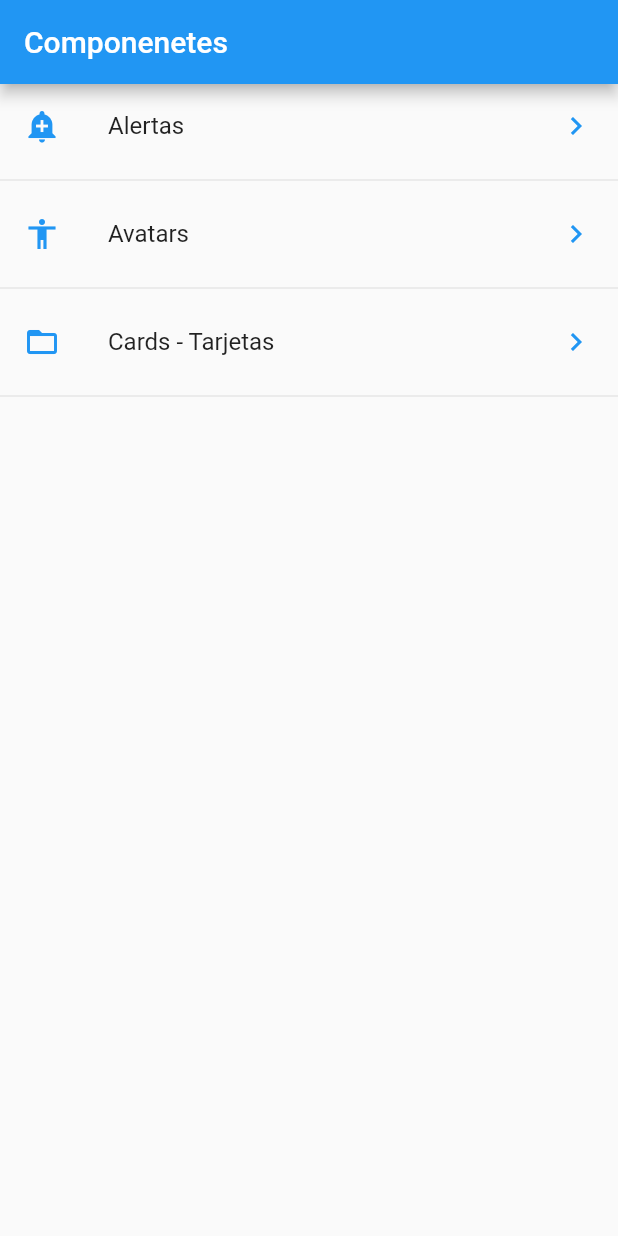
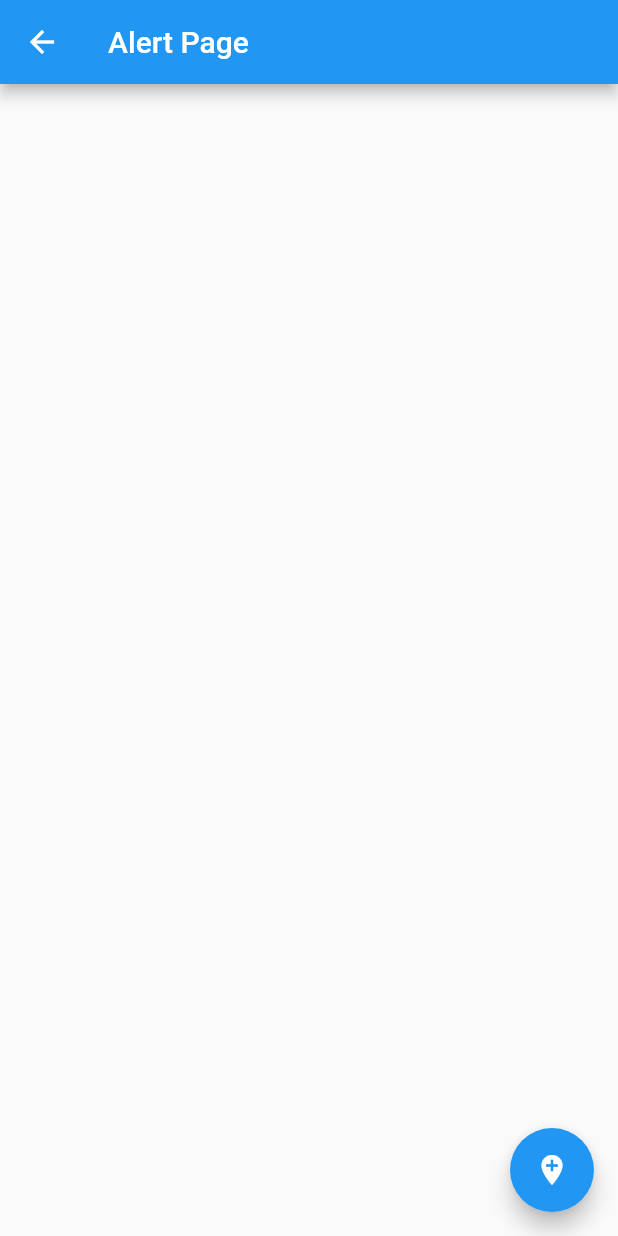
Before and after one commit to albaulab/Componentes-en-Flutter, a Flutter app: the screen it shows after launch, after a tap on "Cards - Tarjetas", on a phone screen of 412 x 824 dp. Run offline on Flutter 3.47's test engine with Material 2 defaults, Android fonts, the phone set to English and light mode, and no system bars.

Commit message:
Create routes

```diff
--- a/lib/main.dart
+++ b/lib/main.dart
@@ -1,7 +1,10 @@
 import 'package:flutter/material.dart';
 
-// import 'package:componenetes/src/pages/home_temp.dart';
-import 'package:componenetesapp/src/pages/home_page.dart';
+import 'package:componenetesapp/src/routes/routes.dart';
+import 'package:componenetesapp/src/pages/alert_page.dart';
+// import 'package:componenetesapp/src/pages/avatar_page.dart';
+// // import 'package:componenetes/src/pages/home_temp.dart';
+// import 'package:componenetesapp/src/pages/home_page.dart';
 
 void main() => runApp(MyApp());
 
@@ -9,8 +12,16 @@ class MyApp extends StatelessWidget {
   @override
   Widget build(BuildContext context) {
     return MaterialApp(
-        title: 'Componenetes',
-        debugShowCheckedModeBanner: false,
-        home: HomePages());
+      title: 'Componenetes',
+      debugShowCheckedModeBanner: false,
+      // home: HomePages());
+      initialRoute: '/',
+      routes: getApplicationRoutes(),
+      onGenerateRoute: (settings) {
+        print('Ruta Llamada :  ${settings.name}');
+
+        return MaterialPageRoute(builder: (context) => AlertPage());
+      },
+    );
   }
 }
--- /dev/null
+++ b/lib/src/pages/alert_page.dart
@@ -0,0 +1,18 @@
+import 'package:flutter/material.dart';
+
+class AlertPage extends StatelessWidget {
+  @override
+  Widget build(BuildContext context) {
+    return Scaffold(
+      appBar: AppBar(
+        title: Text('Alert Page'),
+      ),
+      floatingActionButton: FloatingActionButton(
+        child: Icon(Icons.add_location),
+        onPressed: () {
+          Navigator.pop(context);
+        },
+      ),
+    );
+  }
+}
--- /dev/null
+++ b/lib/src/pages/avatar_page.dart
@@ -0,0 +1,12 @@
+import 'package:flutter/material.dart';
+
+class AvatarPage extends StatelessWidget {
+  @override
+  Widget build(BuildContext context) {
+    return Scaffold(
+      appBar: AppBar(
+        title: Text('Avatar Page'),
+      ),
+    );
+  }
+}
--- a/lib/src/pages/home_page.dart
+++ b/lib/src/pages/home_page.dart
@@ -1,3 +1,4 @@
+// import 'package:componenetesapp/src/pages/alert_page.dart';
 import 'package:componenetesapp/src/providers/menu.dart';
 import 'package:componenetesapp/src/utils/icono_util.dart';
 import 'package:flutter/material.dart';
@@ -20,13 +21,15 @@ class HomePages extends StatelessWidget {
       initialData: [],
       builder: (context, AsyncSnapshot<List<dynamic>> snapshot) {
         return ListView(
-          children: _listaItems(snapshot.data),
-        );
+            children: _listaItems(
+          snapshot.data,
+          context,
+        ));
       },
     );
   }
 
-  List<Widget> _listaItems(List<dynamic> data) {
+  List<Widget> _listaItems(List<dynamic> data, BuildContext context) {
     final List<Widget> opciones = [];
 
     data.forEach((opt) {
@@ -34,7 +37,13 @@ class HomePages extends StatelessWidget {
         title: Text(opt['texto']),
         leading: getIcon(opt['icon']),
         trailing: Icon(Icons.keyboard_arrow_right, color: Colors.blue),
-        onTap: () {},
+        onTap: () {
+          Navigator.pushNamed(context, opt['ruta']);
+
+          // final route = MaterialPageRoute(builder: (context) => AlertPage());
+
+          // Navigator.push(context, route);
+        },
       );
 
       opciones..add(widgeTemp)..add(Divider());
--- /dev/null
+++ b/lib/src/routes/routes.dart
@@ -0,0 +1,12 @@
+import 'package:componenetesapp/src/pages/alert_page.dart';
+import 'package:componenetesapp/src/pages/avatar_page.dart';
+import 'package:componenetesapp/src/pages/home_page.dart';
+import 'package:flutter/material.dart';
+
+Map<String, WidgetBuilder> getApplicationRoutes() {
+  return <String, WidgetBuilder>{
+    '/': (BuildContext context) => HomePages(),
+    'alert': (BuildContext context) => AlertPage(),
+    'avatar': (BuildContext context) => AvatarPage(),
+  };
+}
```
